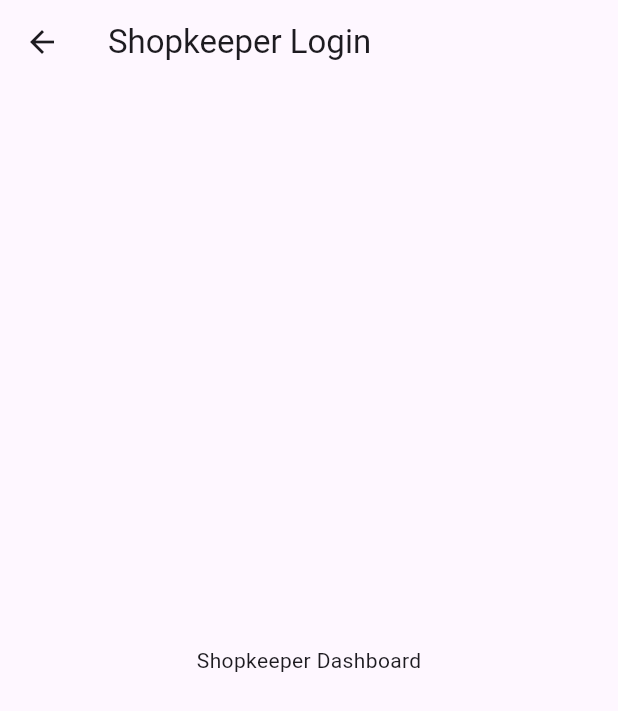
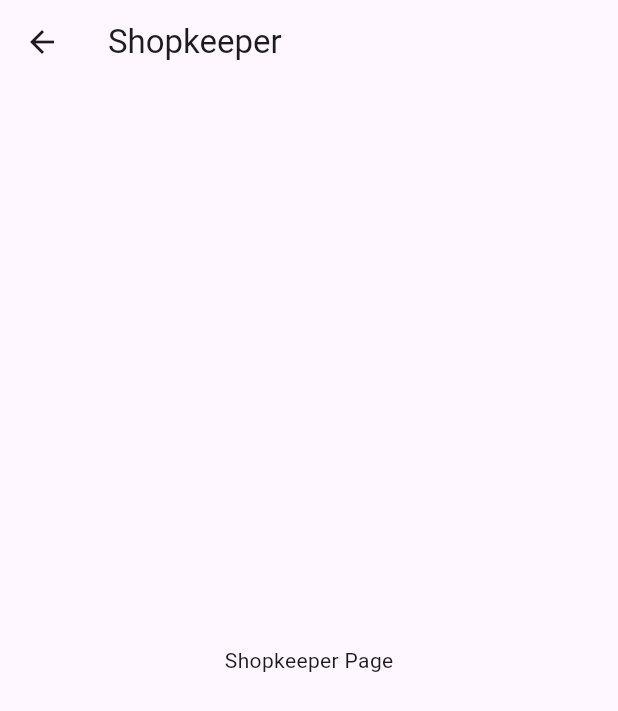
Before and after one commit to aanjeneykodesia-web/Aanjeney-, a Flutter app: the screen it shows after launch, after a tap on "Shopkeeper", on a phone screen of 412 x 824 dp. Shown: the top 711 px of the screen. Run offline on Flutter 3.47's test engine with Material 3 defaults, Android fonts, the phone set to English and light mode, and no system bars.

Commit message:
Update titles in Shopkeeper login UI

```diff
--- a/lib/Shopkeeper_login.dart
+++ b/lib/Shopkeeper_login.dart
@@ -4,8 +4,8 @@ class ShopkeeperLogin extends StatelessWidget {
   @override
   Widget build(BuildContext context) {
     return Scaffold(
-      appBar: AppBar(title: const Text("Shopkeeper Login")),
-      body: const Center(child: Text("Shopkeeper Dashboard")),
+      appBar: AppBar(title: const Text("Shopkeeper")),
+      body: const Center(child: Text("Shopkeeper Page")),
     );
   }
 }
```
